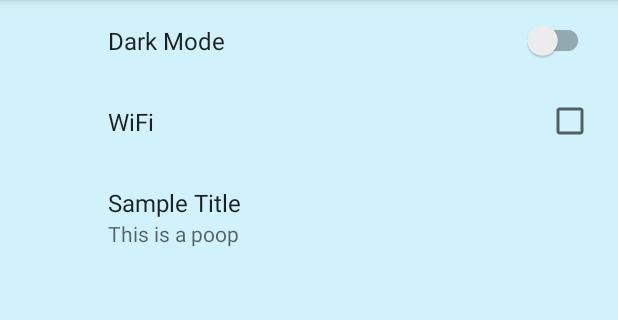
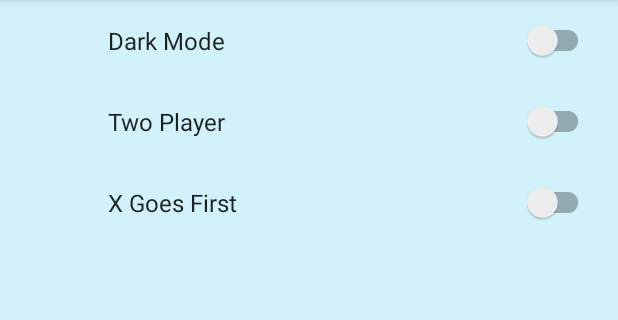
Before and after one commit to app0pi/tictactoe, an Android app: the screen it shows after launch (MainActivity), in the options menu, after a tap on "Settings", on a phone screen of 412 x 824 dp, the part 84-404 px from its top. Run offline under Robolectric (Android 15) with nearby library versions, the phone set to English and light mode, and no system bars; our stand-ins replace androidx.preference.

Commit message:
added two-player and x goes first preference switches

```diff
--- a/app/src/main/java/com/csci448/kennylieu/kennylieu_A2/ui/settings/SettingsFragment.kt
+++ b/app/src/main/java/com/csci448/kennylieu/kennylieu_A2/ui/settings/SettingsFragment.kt
@@ -42,9 +42,12 @@ class SettingsFragment : PreferenceFragmentCompat() {
                 (activity as MainActivity).shouldEnableDarkMode(MainActivity.DarkModeConfig.NO)
                 (activity as MainActivity).recreate() //recreates the MainActivity because the Preferences are stupid and won't dynamically change otherwise
             }
-
             true
         }
+
+
+
+
     }
 
     override fun onCreate(savedInstanceState: Bundle?) {
--- a/app/src/main/res/xml/settings_fragment.xml
+++ b/app/src/main/res/xml/settings_fragment.xml
@@ -9,12 +9,10 @@
     <SwitchPreferenceCompat
         app:key="key_dark_mode"
         app:title="Dark Mode"/>
-    <CheckBoxPreference
-        android:key="wifi enabled"
-        android:title="WiFi"/>
-    <Preference
-        android:key="key_sample"
-        android:title="Sample Title"
-        android:summary="This is a poop"
-        />
+    <SwitchPreferenceCompat
+        app:key="key_two_player"
+        app:title="Two Player"/>
+    <SwitchPreferenceCompat
+        app:key="key_x_first"
+        app:title="X Goes First"/>
 </PreferenceScreen>
```
